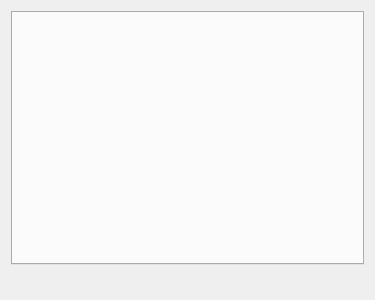
alemuntoni/vclib, file vclib/render/src/vclib/qt/gui/mesh_render_settings_frame.ui: the form before one commit.
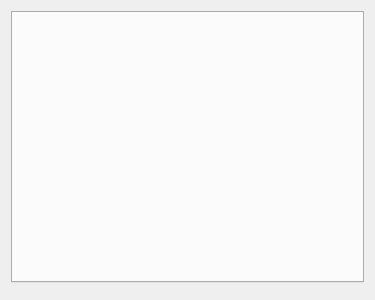
The form after the commit. Custom widgets are drawn as their Qt base class.

The edit to the form file:
```diff
--- a/vclib/render/src/vclib/qt/gui/mesh_render_settings_frame.ui
+++ b/vclib/render/src/vclib/qt/gui/mesh_render_settings_frame.ui
@@ -35,7 +35,6 @@
      <property name="frameShadow">
       <enum>QFrame::Shadow::Plain</enum>
      </property>
-     <layout class="QGridLayout" name="gridLayout_2"/>
     </widget>
    </item>
   </layout>
```
